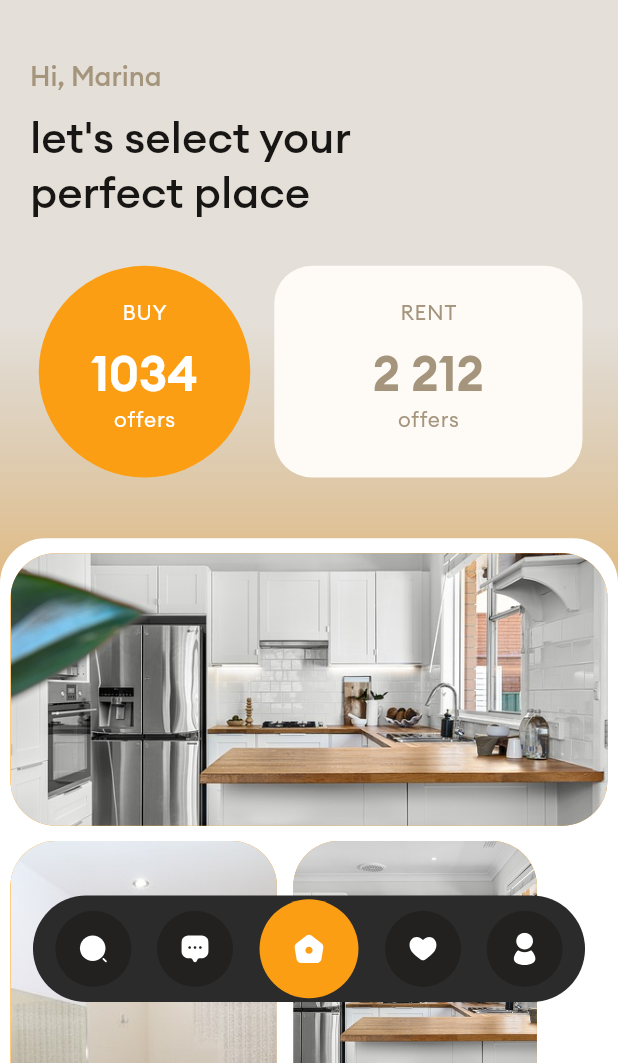
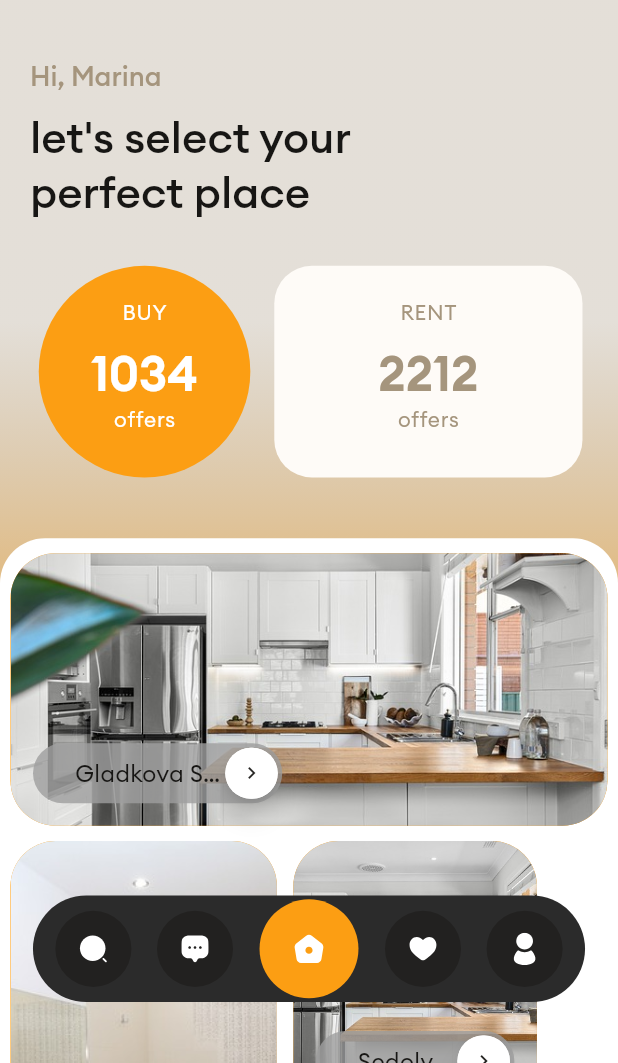
Before and after one commit to GiddyCode/real-estate-concept, a Flutter app: the screen it shows after launch, item 3 of the bottom bar chosen, on a phone screen of 412 x 824 dp, the part 173-1236 px from its top. Run offline on Flutter 3.47's test engine with Material 3 defaults, Android fonts, the phone set to English and light mode, and no system bars; our stand-ins replace flutter_map, flutter_riverpod, flutter_screenutil, flutter_svg, gap, go_router and 4 more; generated files the repository leaves out were written again.

Commit message:
finished home page

```diff
--- a/lib/features/home/presentation/ui/home_screen.dart
+++ b/lib/features/home/presentation/ui/home_screen.dart
@@ -6,6 +6,9 @@ import 'package:gap/gap.dart';
 import 'package:realestate/core/themes/color_constants.dart';
 import 'package:realestate/core/utils/image_constants.dart';
 import 'package:realestate/features/home/presentation/widgets/home_card_widget.dart';
+import 'package:realestate/features/search/presentation/widgets/animation/animated_counter.dart';
+import 'package:realestate/features/search/presentation/widgets/animation/fade_in_expanded.dart';
+import 'package:realestate/features/search/presentation/widgets/animation/fly_in_fade_in.dart';
 import 'package:realestate/features/search/presentation/widgets/maps_circle_widget.dart';
 
 class HomeScreen extends ConsumerStatefulWidget {
@@ -15,7 +18,14 @@ class HomeScreen extends ConsumerStatefulWidget {
   ConsumerState<HomeScreen> createState() => _HomeScreenState();
 }
 
-class _HomeScreenState extends ConsumerState<HomeScreen> {
+class _HomeScreenState extends ConsumerState<HomeScreen> with TickerProviderStateMixin, WidgetsBindingObserver {
+  @override
+  void dispose() {
+    // Remove the observer when the widget is disposed
+    WidgetsBinding.instance.removeObserver(this);
+    super.dispose();
+  }
+
   @override
   Widget build(BuildContext context) {
     return SingleChildScrollView(
@@ -26,7 +36,6 @@ class _HomeScreenState extends ConsumerState<HomeScreen> {
             colors: [
               ColorConstants().primaryColor,
               ColorConstants().secondaryColor.withOpacity(0.3),
-              //  Colors.grey.withOpacity(0.3),
             ],
             begin: Alignment.bottomCenter,
             end: Alignment.topCenter,
@@ -50,13 +59,12 @@ class _HomeScreenState extends ConsumerState<HomeScreen> {
                   Row(
                     mainAxisAlignment: MainAxisAlignment.spaceBetween,
                     children: [
-                      Container(
+                      FadeInExpandWidget(
+                        child: Container(
                           height: 41.h,
                           width: 160.w,
                           padding: EdgeInsets.symmetric(horizontal: 10.w),
-                        decoration: BoxDecoration(
-                            color: Colors.white,
-                            borderRadius: BorderRadius.circular(10)),
+                          decoration: BoxDecoration(color: Colors.white, borderRadius: BorderRadius.circular(10)),
                           child: Row(
                             children: [
                               Transform.scale(
@@ -69,87 +77,83 @@ class _HomeScreenState extends ConsumerState<HomeScreen> {
                               Gap(5.w),
                               Text(
                                 "Saint Petersburg",
-                              style: TextStyle(
-                                  fontSize: 14.sp,
-                                  color: ColorConstants().secondaryColor),
+                                style: TextStyle(fontSize: 14.sp, color: ColorConstants().secondaryColor),
                               ),
                             ],
                           ),
                         ),
+                      ),
                       Gap(5.w),
-                      MapCircleWidget(
+                      FadeInExpandWidget(
+                        child: MapCircleWidget(
                           itemHeight: 40,
                           itemWidth: 40,
                           itemColor: Colors.white,
                           assetColor: Colors.black,
                           asset: AllImages().settingsIcon,
                         ),
+                      )
                     ],
                   ),
                   const Gap(40),
-                  Text(
+                  FlyInFadeIn(
+                    child: Text(
                       "Hi, Marina",
-                    style: Theme.of(context).textTheme.headlineMedium?.copyWith(
-                        color: ColorConstants().secondaryColor,
-                        fontWeight: FontWeight.w500),
+                      style: Theme.of(context)
+                          .textTheme
+                          .headlineMedium
+                          ?.copyWith(color: ColorConstants().secondaryColor, fontWeight: FontWeight.w500),
+                    ),
                   ),
                   Gap(10.h),
-                  Text(
+                  FlyInFadeIn(
+                    child: Text(
                       "let's select your \nperfect place",
                       style: Theme.of(context)
                           .textTheme
                           .headlineMedium
                           ?.copyWith(fontWeight: FontWeight.w500, fontSize: 29),
                     ),
+                  ),
                   Gap(30.h),
                   Row(
                     children: [
-                      Container(
-                        padding: const EdgeInsets.symmetric(
-                            vertical: 20, horizontal: 20),
+                      FadeInExpandWidget(
+                        child: Container(
+                          padding: const EdgeInsets.symmetric(vertical: 20, horizontal: 20),
                           height: 139.h,
                           width: 139.w,
-                        decoration: BoxDecoration(
-                            color: ColorConstants().primaryColor,
-                            shape: BoxShape.circle),
+                          decoration: BoxDecoration(color: ColorConstants().primaryColor, shape: BoxShape.circle),
                           child: Column(
                             children: [
                               Text(
                                 "BUY",
-                              style: Theme.of(context)
-                                  .textTheme
-                                  .bodyLarge
-                                  ?.copyWith(color: Colors.white),
+                                style: Theme.of(context).textTheme.bodyLarge?.copyWith(color: Colors.white),
                               ),
                               Gap(10.h),
-                            Text(
-                              "1034",
-                              style: Theme.of(context)
-                                  .textTheme
-                                  .headlineLarge
-                                  ?.copyWith(
+                              const AnimatedCounter(
+                                start: 0,
+                                end: 1034,
+                                duration: Duration(milliseconds: 1400),
                                 color: Colors.white,
-                                      fontWeight: FontWeight.w600),
+                                curve: Curves.easeInOut,
                               ),
                               Text(
                                 "offers",
-                              style: Theme.of(context)
-                                  .textTheme
-                                  .bodyLarge
-                                  ?.copyWith(color: Colors.white),
+                                style: Theme.of(context).textTheme.bodyLarge?.copyWith(color: Colors.white),
                               ),
                             ],
                           ),
                         ),
+                      ),
                       Gap(10.h),
-                      Container(
+                      FadeInExpandWidget(
+                        child: Container(
                           height: 139.h,
                           width: 187.w,
-                        padding: const EdgeInsets.symmetric(
-                            vertical: 20, horizontal: 20),
+                          padding: const EdgeInsets.symmetric(vertical: 20, horizontal: 20),
                           decoration: BoxDecoration(
-                            color: ColorConstants().stoneWhite,
-                            borderRadius: BorderRadius.circular(25)),
+                              color: ColorConstants().stoneWhite, borderRadius: BorderRadius.circular(25)),
                           child: Column(
                             children: [
                               Text(
@@ -157,59 +161,71 @@ class _HomeScreenState extends ConsumerState<HomeScreen> {
                                 style: Theme.of(context)
                                     .textTheme
                                     .bodyLarge
-                                  ?.copyWith(
-                                      color: ColorConstants().secondaryColor),
+                                    ?.copyWith(color: ColorConstants().secondaryColor),
                               ),
                               Gap(10.h),
-                            Text(
-                              "2 212",
-                              style: Theme.of(context)
-                                  .textTheme
-                                  .headlineLarge
-                                  ?.copyWith(
+                              AnimatedCounter(
+                                start: 0,
+                                end: 2212,
+                                duration: const Duration(milliseconds: 1400),
                                 color: ColorConstants().secondaryColor,
-                                      fontWeight: FontWeight.w600),
+                                curve: Curves.easeInOut,
                               ),
                               Text(
                                 "offers",
                                 style: Theme.of(context)
                                     .textTheme
                                     .bodyLarge
-                                  ?.copyWith(
-                                      color: ColorConstants().secondaryColor),
+                                    ?.copyWith(color: ColorConstants().secondaryColor),
                               ),
                             ],
                           ),
                         ),
+                      )
                     ],
                   ),
                 ],
               ),
             ),
             Gap(40.h),
-            Flexible(
+            FlyInFadeIn(
+              duration: const Duration(seconds: 1),
+              child: Flexible(
                 child: Container(
-                padding:
-                    const EdgeInsets.symmetric(vertical: 10, horizontal: 7),
+                  padding: const EdgeInsets.symmetric(vertical: 10, horizontal: 7),
                   width: double.infinity,
                   decoration: const BoxDecoration(
                       color: Colors.white,
-                    borderRadius: BorderRadius.only(
-                        topRight: Radius.circular(30),
-                        topLeft: Radius.circular(30))),
+                      borderRadius: BorderRadius.only(topRight: Radius.circular(30), topLeft: Radius.circular(30))),
                   child: Column(
                     children: [
-                     HomeCardWidget(height: 179, width: double.infinity, image: AllImages().kitchenImage,),
+                      HomeCardWidget(
+                        height: 179,
+                        width: double.infinity,
+                        image: AllImages().kitchenImage,
+                        title: "Gladkova St., 25",
+                      ),
                       Gap(10.h),
                       Row(
                         children: [
-                         HomeCardWidget(height: 368, width: 175, image: AllImages().bathRoomImage,),
+                          HomeCardWidget(
+                            height: 368,
+                            width: 175,
+                            image: AllImages().bathRoomImage,
+                             title: "Trefoleva St., 43",
+                          ),
                           Gap(10.w),
                           Column(
                             children: [
-                             HomeCardWidget(image: AllImages().kitchenImage,),
+                              HomeCardWidget(
+                                image: AllImages().kitchenImage,
+                                 title: "Sedolva., 11",
+                              ),
                               Gap(10.h),
-                             HomeCardWidget(image: AllImages().bathRoomImage,),
+                              HomeCardWidget(
+                                image: AllImages().bathRoomImage,
+                                 title: "Gabinna St., 22",
+                              ),
                             ],
                           )
                         ],
@@ -218,6 +234,7 @@ class _HomeScreenState extends ConsumerState<HomeScreen> {
                   ),
                   // height: 500.h,
                 ),
+              ),
             )
           ],
         ),
--- /dev/null
+++ b/lib/features/home/presentation/widgets/glassmorphism.dart
@@ -0,0 +1,36 @@
+import 'dart:ui'; // Required for BackdropFilter
+import 'package:flutter/material.dart';
+
+class GlassContainer extends StatelessWidget {
+  final Widget child;
+  final double blur;
+  final double opacity;
+  final Color color;
+
+  const GlassContainer({
+    Key? key,
+    required this.child,
+    this.blur = 10.0, // Default blur for frosted effect
+    this.opacity = 0.2, // Default opacity for the glass effect
+    this.color = Colors.white, // Default tint color
+  }) : super(key: key);
+
+  @override
+  Widget build(BuildContext context) {
+    return ClipRRect(
+      borderRadius: BorderRadius.circular(20.0), // Rounded corners
+      child: Stack(
+        children: [
+          // Apply a blur to the background content
+          BackdropFilter(
+            filter: ImageFilter.blur(sigmaX: blur, sigmaY: blur),
+            child: Container(
+              color: color.withOpacity(opacity), // Transparent color for glass effect
+              child: child,
+            ),
+          ),
+        ],
+      ),
+    );
+  }
+}
--- a/lib/features/home/presentation/widgets/home_card_widget.dart
+++ b/lib/features/home/presentation/widgets/home_card_widget.dart
@@ -1,23 +1,88 @@
 import 'package:flutter/material.dart';
 import 'package:flutter_screenutil/flutter_screenutil.dart';
 
-class HomeCardWidget extends StatelessWidget {
-  const HomeCardWidget(
-      {super.key, this.width = 160, this.height = 179, this.image});
+class HomeCardWidget extends StatefulWidget {
+  const HomeCardWidget({super.key, this.width = 160, this.height = 179, this.image, this.title = ''});
   final double height;
   final double width;
   final String? image;
+  final String? title;
+
+  @override
+  State<HomeCardWidget> createState() => _HomeCardWidgetState();
+}
+
+class _HomeCardWidgetState extends State<HomeCardWidget> {
+  double _containerWidth = 70;
+  @override
+  void initState() {
+    super.initState();
+   Future.delayed(const Duration(seconds: 3), () {
+        WidgetsBinding.instance.addPostFrameCallback((_) {
+          setState(() {
+            // Animate to the full width of the screen
+            _containerWidth = MediaQuery.of(context).size.width;
+          });
+        });
+      });
+  }
 
   @override
   Widget build(BuildContext context) {
     return Container(
-      height: height.h,
-      width: width.h,
-      decoration: BoxDecoration(
-          color: Colors.orange,
-          image:
-              image != null ? DecorationImage(image: AssetImage(image!), fit: BoxFit.cover) : null,
-          borderRadius: BorderRadius.circular(30)),
-    );
+        height: widget.height.h,
+        width: widget.width.h,
+        decoration: BoxDecoration(
+            color: Colors.orange,
+            image: widget.image != null ? DecorationImage(image: AssetImage(widget.image!), fit: BoxFit.cover) : null,
+            borderRadius: BorderRadius.circular(30)),
+        child: Align(
+          alignment: Alignment.bottomLeft,
+          child: Padding(
+            padding: const EdgeInsets.all(15.0),
+            child: Container(
+                alignment: Alignment.centerLeft,
+                height: 40,
+                child: AnimatedContainer(
+                  duration: const Duration(seconds: 3),
+                  curve: Curves.easeInOut,
+                  width: _containerWidth,
+                  decoration:
+                      BoxDecoration(color: Colors.grey.withOpacity(0.8), borderRadius: BorderRadius.circular(30)),
+                  child: Row(
+                    mainAxisSize: MainAxisSize.max,
+                    mainAxisAlignment: MainAxisAlignment.spaceBetween,
+                    children: [
+                      Container(
+                        width: 28,
+                      ),
+                      Flexible(
+                        child: Text(
+                          widget.title ?? '',
+                          style: TextStyle(fontSize: 14.sp, overflow: TextOverflow.ellipsis),
+                        ),
+                      ),
+                      Padding(
+                        padding: const EdgeInsets.all(3.0),
+                        child: Align(
+                            alignment: Alignment.bottomRight,
+                            child: Material(
+                              elevation: 6,
+                              shadowColor: Colors.black54,
+                              borderRadius: BorderRadius.circular(100.0), //
+                              child: Container(
+                                height: 35,
+                                width: 35,
+                                decoration:
+                                    BoxDecoration(borderRadius: BorderRadius.circular(100), color: Colors.white),
+                                child: const Align(alignment: Alignment.center, child: Icon(Icons.chevron_right)),
+                              ),
+                            )),
+                      ),
+                    ],
+                  ),
+                )),
+          ),
+        ));
   }
 }
--- a/lib/features/search/presentation/widgets/animated_container.dart
+++ b/lib/features/search/presentation/widgets/animated_container.dart
@@ -47,6 +47,8 @@ class _AnimatedMapIconsState extends State<AnimatedMapIcons> with TickerProvider
 
     markerHeight = (30 / 60) * maxWidth;
   }
+
+
 
   @override
   void dispose() {
--- /dev/null
+++ b/lib/features/search/presentation/widgets/animation/animated_counter.dart
@@ -0,0 +1,92 @@
+import 'package:flutter/material.dart';
+import 'package:realestate/core/themes/color_constants.dart';
+import 'package:visibility_detector/visibility_detector.dart';
+
+class AnimatedCounter extends StatefulWidget {
+  final int start;
+  final int end;
+  final Duration duration;
+  final TextStyle? textStyle;
+  final Curve curve;
+  final Color? color;
+
+  const AnimatedCounter({
+    Key? key,
+    this.start = 0, // Starting value
+    required this.end, // Ending value (required)
+    this.duration = const Duration(seconds: 3), // Default animation duration
+    this.textStyle,
+    this.color, // Customizable text style
+    this.curve = Curves.easeInOut, // Default animation curve
+  }) : super(key: key);
+
+  @override
+  _AnimatedCounterState createState() => _AnimatedCounterState();
+}
+
+class _AnimatedCounterState extends State<AnimatedCounter>
+    with SingleTickerProviderStateMixin {
+  late AnimationController _controller;
+  late Animation<int> _counterAnimation;
+  bool _hasStarted = false; // To ensure the animation only starts once
+
+  @override
+  void initState() {
+    super.initState();
+
+    // Initialize the AnimationController with the provided duration
+    _controller = AnimationController(
+      duration: widget.duration,
+      vsync: this,
+    );
+
+    // Set up the animation from start to end using the specified curve
+    _counterAnimation = IntTween(begin: widget.start, end: widget.end).animate(
+      CurvedAnimation(parent: _controller, curve: widget.curve),
+    );
+  }
+
+  @override
+  void dispose() {
+    // Dispose of the controller when not in use
+    _controller.dispose();
+    super.dispose();
+  }
+
+  void _startAnimation() {
+    if (!_hasStarted) {
+      setState(() {
+        _hasStarted = true;
+      });
+      _controller.forward(); // Start the animation
+    }
+  }
+
+  @override
+  Widget build(BuildContext context) {
+    return VisibilityDetector(
+      key: Key('animated-counter-${widget.end}'), // Unique key for the detector
+      onVisibilityChanged: (visibilityInfo) {
+        if (visibilityInfo.visibleFraction > 0.1) {
+          _startAnimation(); // Start animation when at least 10% is visible
+        }
+      },
+      child: AnimatedBuilder(
+        animation: _counterAnimation,
+        builder: (context, child) {
+          return Text(
+            _counterAnimation.value.toString(), // Display the animated number
+            style: widget.textStyle ??
+                Theme.of(context)
+                    .textTheme
+                    .headlineLarge
+                    ?.copyWith(
+                      color: widget.color ?? ColorConstants().secondaryColor,
+                      fontWeight: FontWeight.w600,
+                    ), // Default text style
+          );
+        },
+      ),
+    );
+  }
+}
--- a/lib/features/search/presentation/widgets/animation/fade_in_expanded.dart
+++ b/lib/features/search/presentation/widgets/animation/fade_in_expanded.dart
@@ -26,7 +26,7 @@ class _FadeInExpandWidgetState extends State<FadeInExpandWidget>
 
     // Initialize the animation controller
     _controller = AnimationController(
-      duration: const Duration(seconds: 2),
+      duration: const Duration(seconds: 3),
       vsync: this,
     );
 
--- /dev/null
+++ b/lib/features/search/presentation/widgets/animation/fly_in_fade_in.dart
@@ -0,0 +1,89 @@
+import 'package:flutter/material.dart';
+import 'package:visibility_detector/visibility_detector.dart';
+
+class FlyInFadeIn extends StatefulWidget {
+  final Widget child;
+  final Duration duration;
+  final double offsetY; // The offset from the bottom
+  final Curve curve;
+
+  const FlyInFadeIn({
+    Key? key,
+    required this.child,
+    this.duration = const Duration(seconds: 2),
+    this.offsetY = 50.0, // Default to flying in from 50px below the starting position
+    this.curve = Curves.easeInOut,
+  }) : super(key: key);
+
+  @override
+  _FlyInFadeInState createState() => _FlyInFadeInState();
+}
+
+class _FlyInFadeInState extends State<FlyInFadeIn>
+    with SingleTickerProviderStateMixin {
+  late AnimationController _controller;
+  late Animation<double> _fadeAnimation;
+  late Animation<Offset> _slideAnimation;
+  bool _isAnimationStarted = false; // Track if the animation has started
+
+  @override
+  void initState() {
+    super.initState();
+
+    // Initialize the AnimationController
+    _controller = AnimationController(
+      duration: widget.duration,
+      vsync: this,
+    );
+
+    // Fade animation (from 0 to 1)
+    _fadeAnimation = Tween<double>(begin: 0.0, end: 1.0).animate(
+      CurvedAnimation(parent: _controller, curve: widget.curve),
+    );
+
+    // Slide animation (from below the screen to the normal position)
+    _slideAnimation = Tween<Offset>(
+      begin: Offset(0, widget.offsetY / 100),
+      end: Offset.zero,
+    ).animate(
+      CurvedAnimation(parent: _controller, curve: widget.curve),
+    );
+  }
+
+  @override
+  void dispose() {
+    _controller.dispose();
+    super.dispose();
+  }
+
+  void _startAnimation() {
+    if (!_isAnimationStarted) {
+      _isAnimationStarted = true;
+      _controller.forward();
+    }
+  }
+
+  @override
+  Widget build(BuildContext context) {
+    return VisibilityDetector(
+      key: Key('fly-in-fade-in-${widget.child.hashCode}'),
+      onVisibilityChanged: (visibilityInfo) {
+        if (visibilityInfo.visibleFraction > 0.1) {
+          _startAnimation(); // Start the animation when the widget is at least 10% visible
+        }
+      },
+      child: AnimatedBuilder(
+        animation: _controller,
+        builder: (context, child) {
+          return FadeTransition(
+            opacity: _fadeAnimation, // Fade in effect
+            child: SlideTransition(
+              position: _slideAnimation, // Fly-in from bottom to up
+              child: widget.child,
+            ),
+          );
+        },
+      ),
+    );
+  }
+}
--- a/pubspec.yaml
+++ b/pubspec.yaml
@@ -27,6 +27,7 @@ dependencies:
   flutter_map: 4.0.0
   latlong2:
   slider_button: ^2.1.0
+  visibility_detector:
 
 
 dev_dependencies:
```
Also changed, not shown: 1 other file. Lines whose indentation alone changed are shown as unchanged.
